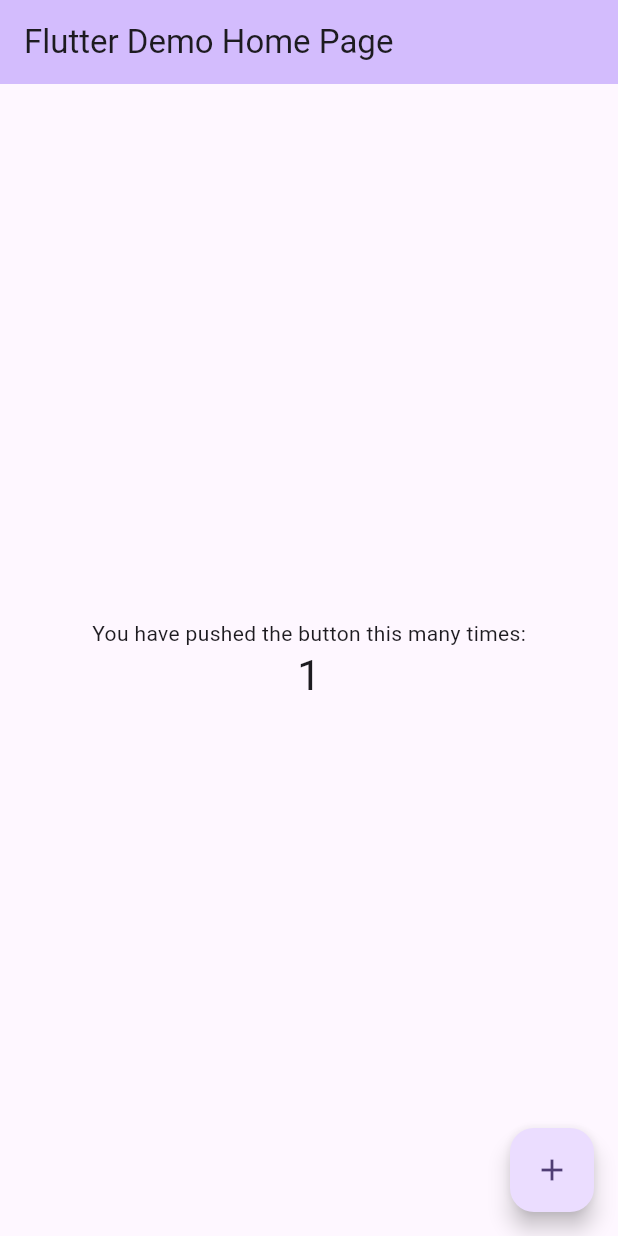
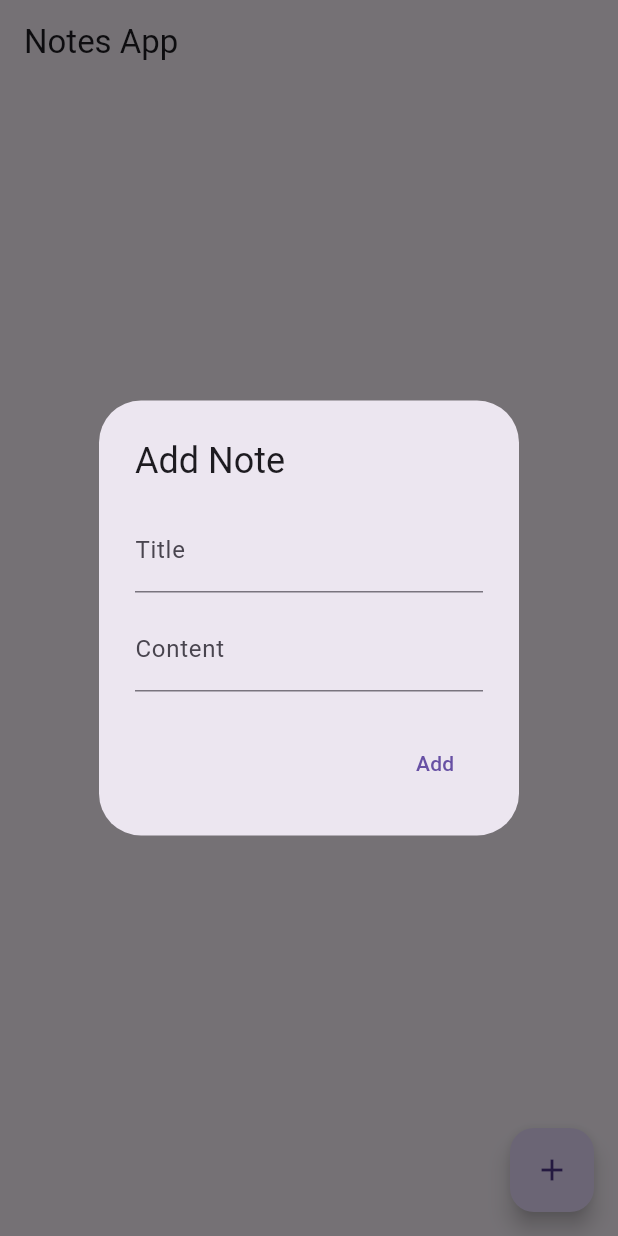
Before and after one commit to ilyesblidi/Notes-app, a Flutter app: the screen it shows after launch, after a tap on the "add" icon, on a phone screen of 412 x 824 dp. Run offline on Flutter 3.47's test engine with Material 3 defaults, Android fonts, the phone set to English and light mode, and no system bars; our stand-ins replace cloud_firestore, firebase_core; accounts and stored records are empty.

Commit message:
feat: Implement basic note-taking app features
This commit introduces the core functionality of a note-taking application, including:

-   **Firebase Integration:** Initializes Firebase and Firestore for data storage.
-   **Firestore Service:** Adds `FirestoreService` to handle CRUD operations for notes.
-   **Note Creation:** Implements note addition via a dialog, storing title and content with a timestamp.
-   **Note Retrieval:** Fetches and displays notes in a list, sorted by timestamp.
-   **Note Updating:** Enables note modification through a dialog, preserving old data.
-   **Note Deletion:** Allows removing individual notes.

```diff
--- a/lib/main.dart
+++ b/lib/main.dart
@@ -1,6 +1,7 @@
 import 'package:flutter/material.dart';
 import 'package:firebase_core/firebase_core.dart';
 import 'package:notes_app/firebase_options.dart';
+import 'package:notes_app/pages/home_page.dart';
 
 void main() async {
   WidgetsFlutterBinding.ensureInitialized();
@@ -12,116 +13,15 @@ void main() async {
 class MyApp extends StatelessWidget {
   const MyApp({super.key});
 
-  // This widget is the root of your application.
   @override
   Widget build(BuildContext context) {
     return MaterialApp(
-      title: 'Flutter Demo',
+      debugShowCheckedModeBanner: false,
+      title: 'Notes App',
       theme: ThemeData(
-        // This is the theme of your application.
-        //
-        // TRY THIS: Try running your application with "flutter run". You'll see
-        // the application has a purple toolbar. Then, without quitting the app,
-        // try changing the seedColor in the colorScheme below to Colors.green
-        // and then invoke "hot reload" (save your changes or press the "hot
-        // reload" button in a Flutter-supported IDE, or press "r" if you used
-        // the command line to start the app).
-        //
-        // Notice that the counter didn't reset back to zero; the application
-        // state is not lost during the reload. To reset the state, use hot
-        // restart instead.
-        //
-        // This works for code too, not just values: Most code changes can be
-        // tested with just a hot reload.
-        colorScheme: ColorScheme.fromSeed(seedColor: Colors.deepPurple),
+        primarySwatch: Colors.blue,
       ),
-      home: const MyHomePage(title: 'Flutter Demo Home Page'),
+      home: HomePage(),
     );
   }
 }
-
-class MyHomePage extends StatefulWidget {
-  const MyHomePage({super.key, required this.title});
-
-  // This widget is the home page of your application. It is stateful, meaning
-  // that it has a State object (defined below) that contains fields that affect
-  // how it looks.
-
-  // This class is the configuration for the state. It holds the values (in this
-  // case the title) provided by the parent (in this case the App widget) and
-  // used by the build method of the State. Fields in a Widget subclass are
-  // always marked "final".
-
-  final String title;
-
-  @override
-  State<MyHomePage> createState() => _MyHomePageState();
-}
-
-class _MyHomePageState extends State<MyHomePage> {
-  int _counter = 0;
-
-  void _incrementCounter() {
-    setState(() {
-      // This call to setState tells the Flutter framework that something has
-      // changed in this State, which causes it to rerun the build method below
-      // so that the display can reflect the updated values. If we changed
-      // _counter without calling setState(), then the build method would not be
-      // called again, and so nothing would appear to happen.
-      _counter++;
-    });
-  }
-
-  @override
-  Widget build(BuildContext context) {
-    // This method is rerun every time setState is called, for instance as done
-    // by the _incrementCounter method above.
-    //
-    // The Flutter framework has been optimized to make rerunning build methods
-    // fast, so that you can just rebuild anything that needs updating rather
-    // than having to individually change instances of widgets.
-    return Scaffold(
-      appBar: AppBar(
-        // TRY THIS: Try changing the color here to a specific color (to
-        // Colors.amber, perhaps?) and trigger a hot reload to see the AppBar
-        // change color while the other colors stay the same.
-        backgroundColor: Theme.of(context).colorScheme.inversePrimary,
-        // Here we take the value from the MyHomePage object that was created by
-        // the App.build method, and use it to set our appbar title.
-        title: Text(widget.title),
-      ),
-      body: Center(
-        // Center is a layout widget. It takes a single child and positions it
-        // in the middle of the parent.
-        child: Column(
-          // Column is also a layout widget. It takes a list of children and
-          // arranges them vertically. By default, it sizes itself to fit its
-          // children horizontally, and tries to be as tall as its parent.
-          //
-          // Column has various properties to control how it sizes itself and
-          // how it positions its children. Here we use mainAxisAlignment to
-          // center the children vertically; the main axis here is the vertical
-          // axis because Columns are vertical (the cross axis would be
-          // horizontal).
-          //
-          // TRY THIS: Invoke "debug painting" (choose the "Toggle Debug Paint"
-          // action in the IDE, or press "p" in the console), to see the
-          // wireframe for each widget.
-          mainAxisAlignment: MainAxisAlignment.center,
-          children: <Widget>[
-            const Text('You have pushed the button this many times:'),
-            Text(
-              '$_counter',
-              style: Theme.of(context).textTheme.headlineMedium,
-            ),
-          ],
-        ),
-      ),
-      floatingActionButton: FloatingActionButton(
-        onPressed: _incrementCounter,
-        tooltip: 'Increment',
-        child: const Icon(Icons.add),
-      ), // This trailing comma makes auto-formatting nicer for build methods.
-    );
-  }
-}
--- /dev/null
+++ b/lib/pages/home_page.dart
@@ -0,0 +1,135 @@
+import 'package:cloud_firestore/cloud_firestore.dart';
+import 'package:flutter/material.dart';
+import 'package:notes_app/services/firestore.dart';
+
+class HomePage extends StatefulWidget {
+  const HomePage({super.key});
+
+  @override
+  State<HomePage> createState() => _HomePageState();
+}
+
+class _HomePageState extends State<HomePage> {
+  final FirestoreService _firestoreService = FirestoreService();
+
+  final TextEditingController _titleController = TextEditingController();
+  final TextEditingController _contentController = TextEditingController();
+
+  void openNoteBox({String? docID, String? oldTitle, String? oldContent}) {
+  // Pre-fill the controllers with old data if available
+  if (docID != null) {
+    _titleController.text = oldTitle ?? '';
+    _contentController.text = oldContent ?? '';
+  } else {
+    _titleController.clear();
+    _contentController.clear();
+  }
+
+  showDialog(
+    context: context,
+    builder: (BuildContext context) {
+      return AlertDialog(
+        title: Text(docID == null ? 'Add Note' : 'Update Note'),
+        content: Column(
+          mainAxisSize: MainAxisSize.min,
+          children: [
+            TextField(
+              decoration: const InputDecoration(labelText: 'Title'),
+              controller: _titleController,
+            ),
+            const SizedBox(height: 10),
+            TextField(
+              decoration: const InputDecoration(labelText: 'Content'),
+              controller: _contentController,
+            ),
+          ],
+        ),
+        actions: [
+          TextButton(
+            onPressed: () {
+              if (docID == null) {
+                _firestoreService.addNote(
+                  _titleController.text,
+                  _contentController.text,
+                );
+              } else {
+                _firestoreService.updateNote(
+                  docID,
+                  _titleController.text,
+                  _contentController.text,
+                );
+              }
+
+              _titleController.clear();
+              _contentController.clear();
+              Navigator.of(context).pop();
+            },
+            child: Text(docID == null ? 'Add' : 'Update'),
+          ),
+        ],
+      );
+    },
+  );
+}
+  @override
+  Widget build(BuildContext context) {
+    return Scaffold(
+      appBar: AppBar(title: const Text('Notes App')),
+      floatingActionButton: FloatingActionButton(
+        onPressed: () {
+          // Add your action here
+          openNoteBox();
+        },
+        child: const Icon(Icons.add),
+      ),
+
+      body: StreamBuilder<List<Map<String, dynamic>>>(
+    stream: _firestoreService.getNotes(),
+    builder: (context, snapshot) {
+      if (snapshot.connectionState == ConnectionState.waiting) {
+        return const Center(child: CircularProgressIndicator());
+      }
+      if (snapshot.hasError) {
+        return const Center(child: Text('Error loading notes'));
+      }
+      if (!snapshot.hasData || snapshot.data!.isEmpty) {
+        return const Center(child: Text('No notes available'));
+      }
+
+      final notes = snapshot.data!;
+      return ListView.builder(
+        itemCount: notes.length,
+        itemBuilder: (context, index) {
+          final note = notes[index];
+          return ListTile(
+            trailing: Row(
+              mainAxisSize: MainAxisSize.min,
+              children: [
+                IconButton(onPressed: () {
+                  // ubdating the note
+                  openNoteBox(docID: note['id'],
+                    oldTitle: note['title'],
+                    oldContent: note['content'],);
+                } ,
+                icon: Icon(Icons.settings)),
+
+                IconButton(
+                  onPressed: () {
+                    // deleting the note
+                    _firestoreService.deleteNote(note['id']);
+                  },
+                  icon: const Icon(Icons.delete),
+                ),
+              ],
+            ),
+            title: Text(note['title'] ?? 'No Title'),
+            subtitle: Text(note['content'] ?? 'No Content'),
+          );
+        },
+      );
+    },
+    ),
+
+    );
+  }
+}
--- /dev/null
+++ b/lib/services/firestore.dart
@@ -0,0 +1,61 @@
+import 'package:cloud_firestore/cloud_firestore.dart';
+import 'package:firebase_core/firebase_core.dart';
+
+class FirestoreService {
+  // get collection of notes
+
+  final CollectionReference notes = FirebaseFirestore.instance.collection(
+    'notes',
+  );
+
+  // Create : add a new note
+
+  Future<void> addNote(String title, String content) async {
+    try {
+      await notes.add({
+        'title': title,
+        'content': content,
+        'timestamp': FieldValue.serverTimestamp(),
+      });
+    } catch (e) {
+      print('Error adding note: $e');
+    }
+  }
+
+  // READ : get all notes from data base
+
+  Stream<List<Map<String, dynamic>>> getNotes() {
+    return notes
+        .orderBy('timestamp', descending: true)
+        .snapshots()
+        .map((snapshot) => snapshot.docs.map((doc) {
+      final data = doc.data() as Map<String, dynamic>;
+      data['id'] = doc.id; // Add the document ID
+      return data;
+    }).toList());
+  }
+
+  // UBDATE : update a note
+
+  Future<void> updateNote(String id, String title, String content) async {
+    try {
+      await notes.doc(id).update({
+        'title': title,
+        'content': content,
+        'timestamp': FieldValue.serverTimestamp(),
+      });
+    } catch (e) {
+      print('Error updating note: $e');
+    }
+  }
+
+  // DELETE : delete a note
+
+  Future<void> deleteNote(String id) async {
+    try {
+      await notes.doc(id).delete();
+    } catch (e) {
+      print('Error deleting note: $e');
+    }
+  }
+}
```
